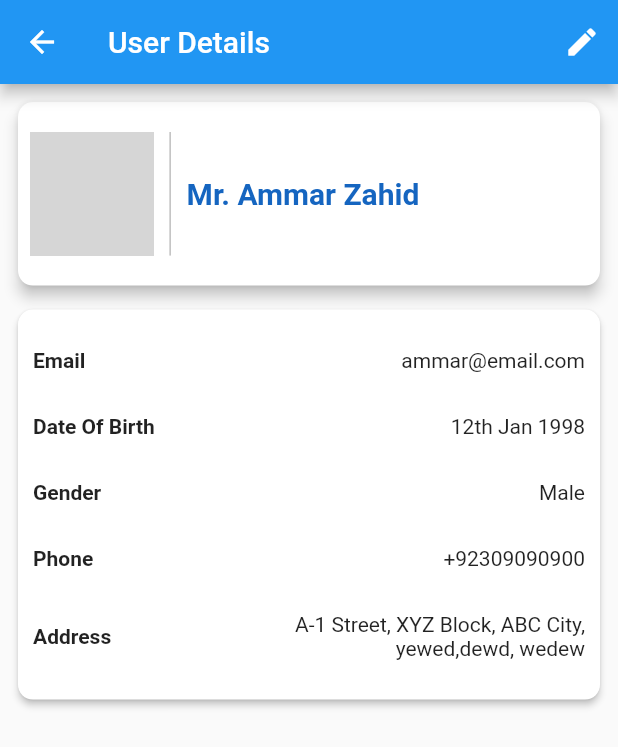
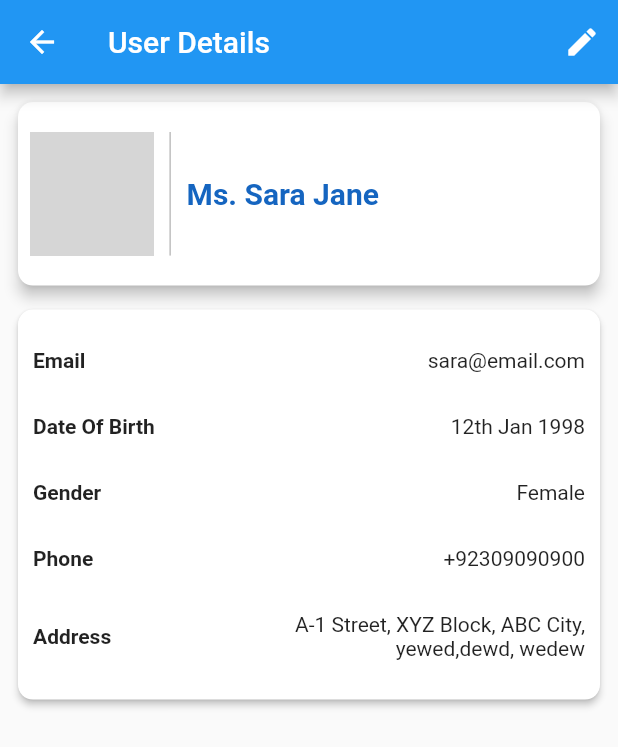
Before and after one commit to devammarzd/flutter-networking-application, a Flutter app: the UserDetailsScreen screen opened directly, on a phone screen of 412 x 824 dp. Shown: the top 747 px of the screen. Run offline on Flutter 3.47's test engine with Material 2 defaults, Android fonts, the phone set to English and light mode, and no system bars; network calls fail; grey boxes are pictures that could not be loaded.

Commit message:
Small Bug Fixes

```diff
--- a/lib/screens/create_user.dart
+++ b/lib/screens/create_user.dart
@@ -83,7 +83,7 @@ class _CreateUserScreenState extends State<CreateUserScreen> {
                                 ),
                               ),
                               TextFormField(
-                                controller: firstNameController,
+                                controller: lastNameController,
                                 validator: (val) {
                                   return val!.isEmpty
                                       ? "Please Enter Last Name"
--- a/lib/screens/edit_user.dart
+++ b/lib/screens/edit_user.dart
@@ -85,7 +85,7 @@ class _EditUserScreenState extends State<EditUserScreen> {
                                 ),
                               ),
                               TextFormField(
-                                controller: firstNameController,
+                                controller: lastNameController,
                                 validator: (val) {
                                   return val!.isEmpty
                                       ? "Please Enter Last Name"
--- a/lib/screens/user_details.dart
+++ b/lib/screens/user_details.dart
@@ -57,7 +57,7 @@ class _UserDetailsScreenState extends State<UserDetailsScreen> {
                           ),
                         ),
                         Text(
-                          "Mr. Ammar Zahid",
+                          "Ms. Sara Jane",
                           style: TextStyle(
                               color: Colors.blue[800],
                               fontWeight: FontWeight.bold,
@@ -81,12 +81,12 @@ class _UserDetailsScreenState extends State<UserDetailsScreen> {
                         child: Column(
                           children: [
                             CustomDetailContainer(
-                                title: "Email", detail: "ammar@email.com"),
+                                title: "Email", detail: "sara@email.com"),
                             CustomDetailContainer(
                                 title: "Date Of Birth",
                                 detail: "12th Jan 1998"),
                             CustomDetailContainer(
-                                title: "Gender", detail: "Male"),
+                                title: "Gender", detail: "Female"),
                             CustomDetailContainer(
                                 title: "Phone", detail: "+92309090900"),
                             CustomDetailContainer(
```
Also changed, not shown: 11 other files.
